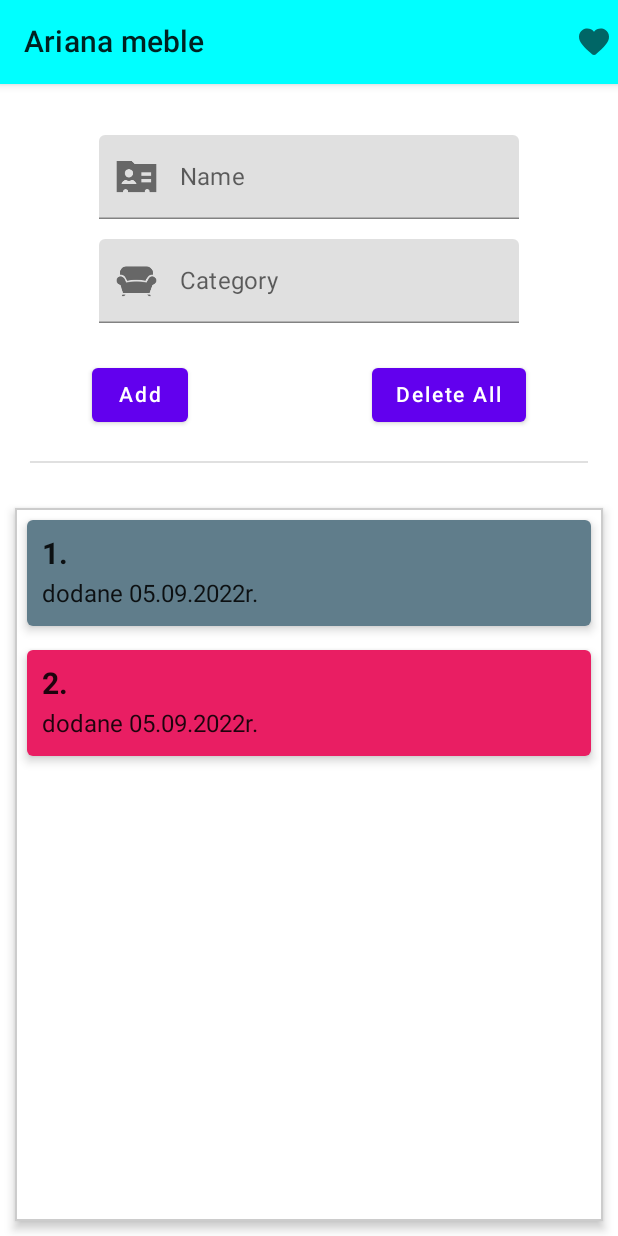
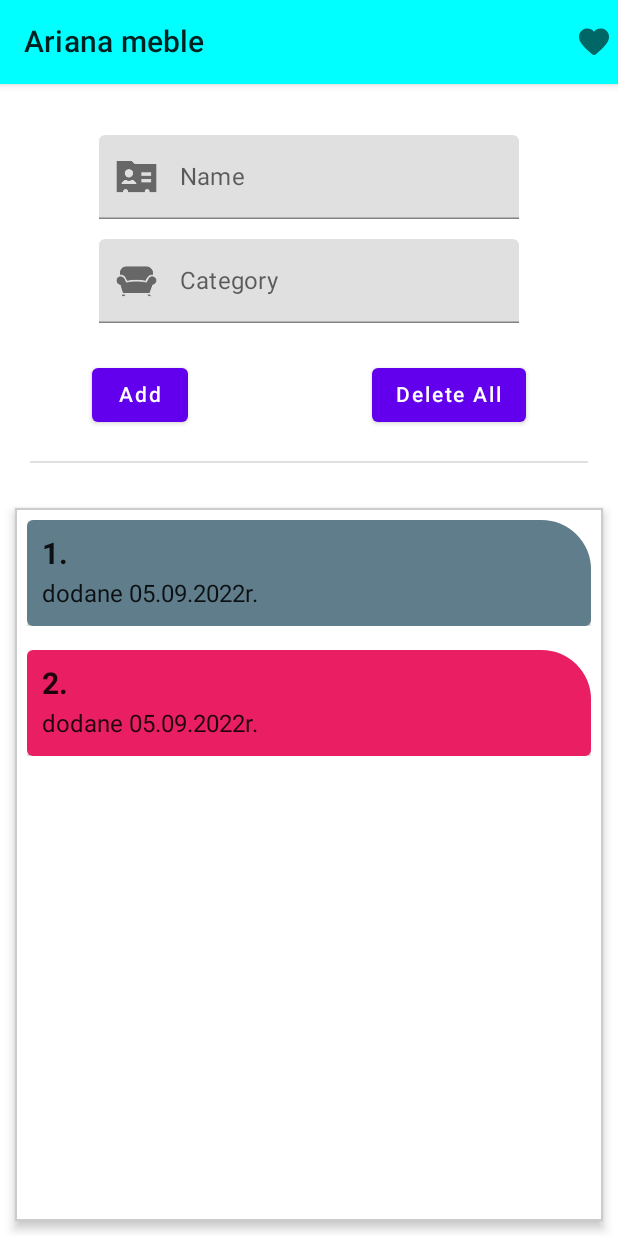
Before and after one commit to CrossAxis98/ArianaMobelRoom, an Android app built with Jetpack Compose: the composable MainScreen shown on its own in the app's theme, after a tap on "Add", on a phone screen of 412 x 824 dp. Run offline under Robolectric (Android 15) with nearby library versions, the phone set to English and light mode, and no system bars; our stand-ins replace Dagger/Hilt's generated code, Room's generated code.

```diff
--- a/app/src/main/java/com/example/arianamobelroom/MainActivity.kt
+++ b/app/src/main/java/com/example/arianamobelroom/MainActivity.kt
@@ -9,6 +9,7 @@ import androidx.compose.foundation.clickable
 import androidx.compose.foundation.layout.*
 import androidx.compose.foundation.lazy.LazyColumn
 import androidx.compose.foundation.lazy.itemsIndexed
+import androidx.compose.foundation.shape.RoundedCornerShape
 import androidx.compose.foundation.text.KeyboardActions
 import androidx.compose.material.*
 import androidx.compose.material.icons.Icons
@@ -17,6 +18,7 @@ import androidx.compose.runtime.*
 import androidx.compose.ui.Alignment
 import androidx.compose.ui.ExperimentalComposeUiApi
 import androidx.compose.ui.Modifier
+import androidx.compose.ui.draw.clip
 import androidx.compose.ui.focus.FocusDirection
 import androidx.compose.ui.graphics.Color
 import androidx.compose.ui.platform.LocalFocusManager
@@ -188,6 +190,7 @@ fun MobelRow(index: Int, item: Mobel, onMobelClicked: (Mobel) -> Unit) {
     val color = RandomColors().getColor()
     Card(modifier = Modifier
         .padding(8.dp)
+        .clip(RoundedCornerShape(topEnd = 33.dp))
         .fillMaxWidth(), elevation = 4.dp,
     backgroundColor = Color(color)) {
         Row(
```
